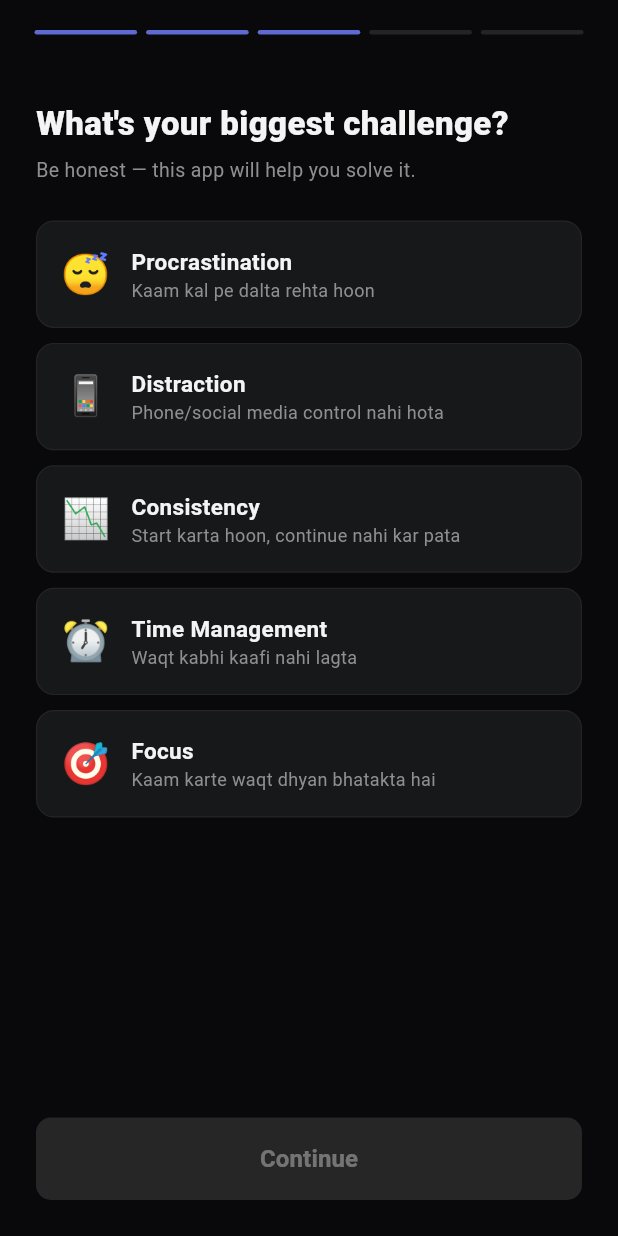
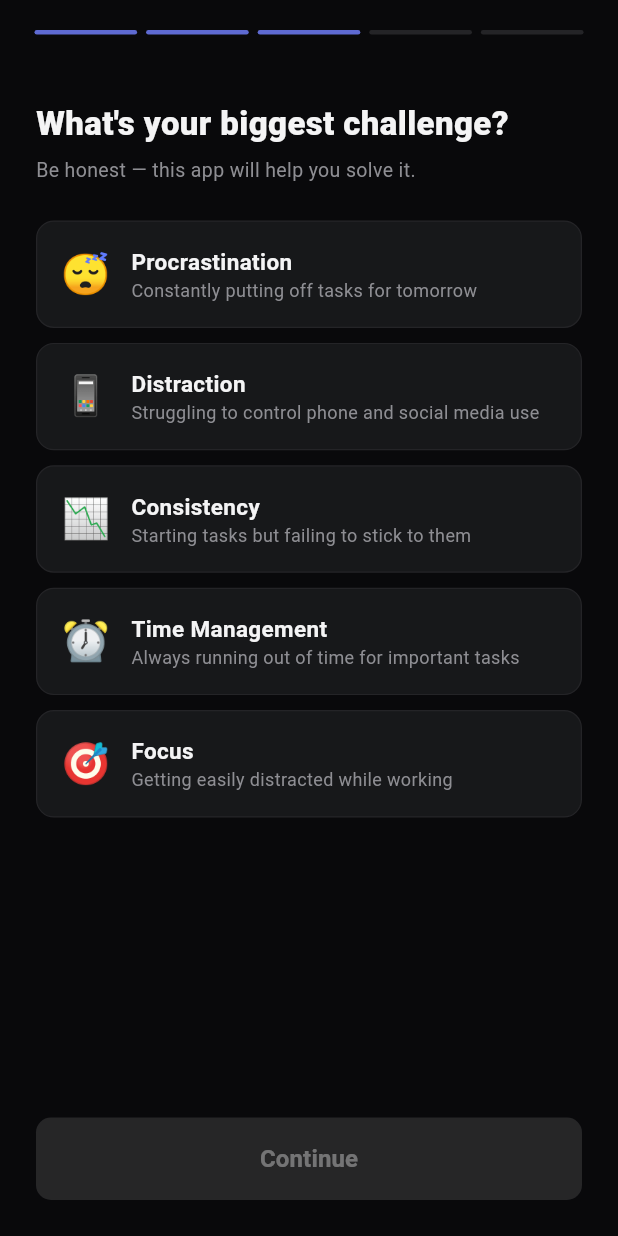
Before and after one commit to geekyprem1/niteplan-flutter, a Flutter app: the screen it shows after launch, swiped to page 3, on a phone screen of 412 x 824 dp. Run offline on Flutter 3.47's test engine with Material 3 defaults, Android fonts, the phone set to English and light mode, and no system bars; our stand-ins replace cloud_firestore, firebase_auth, firebase_core, google_sign_in, shared_preferences, sqflite; missing offline and left inert: workmanager; accounts and stored records are empty.

Commit message:
fix: resolve Google Sign-In ApiException 10 error and localize onboarding/timer feedback dialog suggestions

```diff
--- a/lib/l10n/app_strings.dart
+++ b/lib/l10n/app_strings.dart
@@ -236,6 +236,35 @@ class AppStrings {
     'home_reflect_cta': {AppLanguage.english: 'Start Reflection', AppLanguage.hinglish: 'Reflection Shuru Karo'},
     'home_trend_title': {AppLanguage.english: 'this week', AppLanguage.hinglish: 'is hafte'},
     'home_trend_no_data': {AppLanguage.english: 'No history yet', AppLanguage.hinglish: 'Abhi koi history nahi'},
+
+    // Onboarding struggles descriptions
+    'onboard_struggle_procrastination_desc': {AppLanguage.english: 'Constantly putting off tasks for tomorrow', AppLanguage.hinglish: 'Kaam kal pe dalta rehta hoon'},
+    'onboard_struggle_distraction_desc': {AppLanguage.english: 'Struggling to control phone and social media use', AppLanguage.hinglish: 'Phone/social media control nahi hota'},
+    'onboard_struggle_consistency_desc': {AppLanguage.english: 'Starting tasks but failing to stick to them', AppLanguage.hinglish: 'Start karta hoon, continue nahi kar pata'},
+    'onboard_struggle_time_management_desc': {AppLanguage.english: 'Always running out of time for important tasks', AppLanguage.hinglish: 'Waqt kabhi kaafi nahi lagta'},
+    'onboard_struggle_focus_desc': {AppLanguage.english: 'Getting easily distracted while working', AppLanguage.hinglish: 'Kaam karte waqt dhyan bhatakta hai'},
+
+    // Onboarding goals descriptions
+    'onboard_goal_health_desc': {AppLanguage.english: 'Staying fit, exercising, and eating healthy', AppLanguage.hinglish: 'Fit rehna, workout, diet'},
+    'onboard_goal_business_desc': {AppLanguage.english: 'Building and growing my business', AppLanguage.hinglish: 'Apna business grow karna'},
+    'onboard_goal_career_desc': {AppLanguage.english: 'Improving skills and advancing my job/career', AppLanguage.hinglish: 'Job, skills, promotions'},
+    'onboard_goal_learning_desc': {AppLanguage.english: 'Learning new things, reading, and taking courses', AppLanguage.hinglish: 'Naya seekhna, courses, books'},
+    'onboard_goal_finance_desc': {AppLanguage.english: 'Saving money and investing wisely', AppLanguage.hinglish: 'Paisa bachana, invest karna'},
+
+    // Success Reasons
+    'reason_success_focused': {AppLanguage.english: 'Fully Focused', AppLanguage.hinglish: 'Puri tarah focused (Fully Focused)'},
+    'reason_success_early': {AppLanguage.english: 'Finished Early', AppLanguage.hinglish: 'Time se pehle khatam (Finished Early)'},
+    'reason_success_easy': {AppLanguage.english: 'Easy Task', AppLanguage.hinglish: 'Asan kaam tha (Easy Task)'},
+    'reason_success_energy': {AppLanguage.english: 'High Energy', AppLanguage.hinglish: 'Energy high thi (High Energy)'},
+    'reason_success_no_distract': {AppLanguage.english: 'No Distractions', AppLanguage.hinglish: 'Koi distraction nahi thi (No Distractions)'},
+
+    // Failure Reasons
+    'reason_fail_distracted': {AppLanguage.english: 'Phone/Social Media', AppLanguage.hinglish: 'Phone/Social Media (Distracted)'},
+    'reason_fail_tired': {AppLanguage.english: 'Tired/Sleepy', AppLanguage.hinglish: 'Thaka hua tha (Tired/Sleepy)'},
+    'reason_fail_external': {AppLanguage.english: 'Urgent Work/External Event', AppLanguage.hinglish: 'Urgent kaam aa gaya (External Event)'},
+    'reason_fail_planning': {AppLanguage.english: 'Poor Planning', AppLanguage.hinglish: 'Kaam zyada bada tha (Poor Planning)'},
+    'reason_fail_motivation': {AppLanguage.english: 'Motivation Low', AppLanguage.hinglish: 'Mann nahi tha (Motivation Low)'},
+    'reason_fail_time': {AppLanguage.english: 'Time Issues', AppLanguage.hinglish: 'Time nahi mila (Time Issues)'},
   };
 
   static String get(String key, AppLanguage language) {
--- a/lib/onboarding/onboarding_screen.dart
+++ b/lib/onboarding/onboarding_screen.dart
@@ -4,6 +4,7 @@ import 'package:shared_preferences/shared_preferences.dart';
 import '../theme/app_theme.dart';
 import '../auth/auth_viewmodel.dart';
 import '../l10n/language_provider.dart';
+import '../l10n/app_strings.dart';
 
 class OnboardingScreen extends StatefulWidget {
   final VoidCallback? onComplete;
@@ -21,21 +22,25 @@ class _OnboardingScreenState extends State<OnboardingScreen> {
 
   static const int _totalPages = 5;
 
-  final _struggles = [
-    ('procrastination', '😴', 'Procrastination', 'Kaam kal pe dalta rehta hoon'),
-    ('distraction', '📱', 'Distraction', 'Phone/social media control nahi hota'),
-    ('consistency', '📉', 'Consistency', 'Start karta hoon, continue nahi kar pata'),
-    ('time_management', '⏰', 'Time Management', 'Waqt kabhi kaafi nahi lagta'),
-    ('focus', '🎯', 'Focus', 'Kaam karte waqt dhyan bhatakta hai'),
-  ];
+  List<(String, String, String, String)> _getStruggles(AppLanguage lang) {
+    return [
+      ('procrastination', '😴', 'Procrastination', AppStrings.get('onboard_struggle_procrastination_desc', lang)),
+      ('distraction', '📱', 'Distraction', AppStrings.get('onboard_struggle_distraction_desc', lang)),
+      ('consistency', '📉', 'Consistency', AppStrings.get('onboard_struggle_consistency_desc', lang)),
+      ('time_management', '⏰', 'Time Management', AppStrings.get('onboard_struggle_time_management_desc', lang)),
+      ('focus', '🎯', 'Focus', AppStrings.get('onboard_struggle_focus_desc', lang)),
+    ];
+  }
 
-  final _goals = [
-    ('health', '💪', 'Health', 'Fit rehna, workout, diet'),
-    ('business', '💼', 'Business', 'Apna business grow karna'),
-    ('career', '🚀', 'Career', 'Job, skills, promotions'),
-    ('learning', '📚', 'Learning', 'Naya seekhna, courses, books'),
-    ('finance', '💰', 'Finance', 'Paisa bachana, invest karna'),
-  ];
+  List<(String, String, String, String)> _getGoals(AppLanguage lang) {
+    return [
+      ('health', '💪', 'Health', AppStrings.get('onboard_goal_health_desc', lang)),
+      ('business', '💼', 'Business', AppStrings.get('onboard_goal_business_desc', lang)),
+      ('career', '🚀', 'Career', AppStrings.get('onboard_goal_career_desc', lang)),
+      ('learning', '📚', 'Learning', AppStrings.get('onboard_goal_learning_desc', lang)),
+      ('finance', '💰', 'Finance', AppStrings.get('onboard_goal_finance_desc', lang)),
+    ];
+  }
 
   @override
   void dispose() {
@@ -78,7 +83,7 @@ class _OnboardingScreenState extends State<OnboardingScreen> {
               child: Row(
                 children: List.generate(_totalPages, (i) => Expanded(
                   child: Container(
-                    height: 3,
+                     height: 3,
                     margin: const EdgeInsets.symmetric(horizontal: 3),
                     decoration: BoxDecoration(
                       color: i <= _currentPage ? kAccent : kDivider,
@@ -112,7 +117,7 @@ class _OnboardingScreenState extends State<OnboardingScreen> {
                     subtitle: _selectedLanguage == AppLanguage.hinglish
                         ? 'Honest raho — ye app aapko solve karne mein help karegi'
                         : 'Be honest — this app will help you solve it.',
-                    items: _struggles,
+                    items: _getStruggles(_selectedLanguage),
                     selected: _selectedStruggle,
                     onSelect: (v) => setState(() => _selectedStruggle = v),
                     onNext: _selectedStruggle != null ? _nextPage : null,
@@ -127,7 +132,7 @@ class _OnboardingScreenState extends State<OnboardingScreen> {
                     subtitle: _selectedLanguage == AppLanguage.hinglish
                         ? 'Is area pe sabse zyada focus milega'
                         : 'This area gets maximum focus in the app.',
-                    items: _goals,
+                    items: _getGoals(_selectedLanguage),
                     selected: _selectedGoal,
                     onSelect: (v) => setState(() => _selectedGoal = v),
                     onNext: _selectedGoal != null ? _nextPage : null,
--- a/lib/screens/active_timer_tab.dart
+++ b/lib/screens/active_timer_tab.dart
@@ -346,7 +346,23 @@ class _FeedbackDialogState extends State<_FeedbackDialog> {
     final lang = context.watch<LanguageProvider>();
     final vm = widget.vm;
     final task = vm.feedbackDialogTask!;
-    final suggestions = _isDone ? vm.successReasonsSuggestion : vm.failureReasonsSuggestion;
+    final suggestionKeys = _isDone
+        ? [
+            'reason_success_focused',
+            'reason_success_early',
+            'reason_success_easy',
+            'reason_success_energy',
+            'reason_success_no_distract',
+          ]
+        : [
+            'reason_fail_distracted',
+            'reason_fail_tired',
+            'reason_fail_external',
+            'reason_fail_planning',
+            'reason_fail_motivation',
+            'reason_fail_time',
+          ];
+    final suggestions = suggestionKeys.map((key) => lang.tr(key)).toList();
 
     return Material(
       color: Colors.black.withValues(alpha: 0.7),
```
Also changed, not shown: 1 other file.
